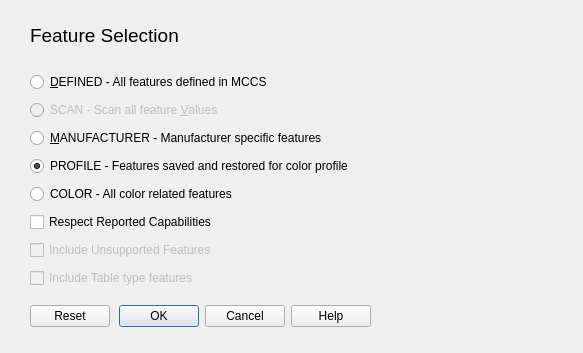
Before: the Qt Designer form src/option_dialogs/feature_selection_dialog.ui in rockowitz/ddcui, drawn with Qt 5.
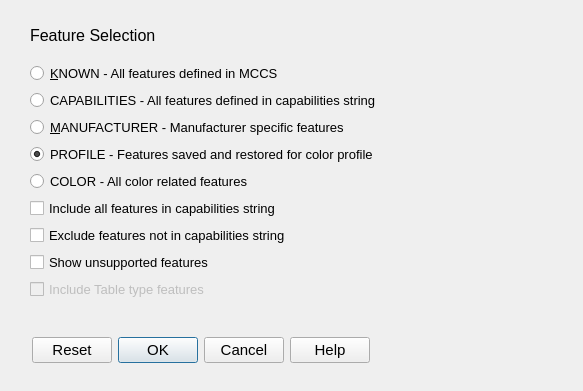
After: the same form once the commit is applied.

Commit message: feature_selector.cpp/h, mainwindow.cpp option_dialogs_feature_selection_dialog.cpp/h/ui: - general cleanup of Feature Selection dialog, add category   Capabilities, and add an "include all capabilities" option along with   the "exclude non-capabilities.

Patch:
```diff
--- a/src/option_dialogs/feature_selection_dialog.ui
+++ b/src/option_dialogs/feature_selection_dialog.ui
@@ -7,7 +7,7 @@
     <x>0</x>
     <y>0</y>
     <width>583</width>
-    <height>353</height>
+    <height>391</height>
    </rect>
   </property>
   <property name="windowTitle">
@@ -17,17 +17,25 @@
    <property name="geometry">
     <rect>
      <x>30</x>
-     <y>300</y>
+     <y>320</y>
      <width>341</width>
-     <height>32</height>
+     <height>61</height>
     </rect>
    </property>
+   <property name="font">
+    <font>
+     <pointsize>11</pointsize>
+    </font>
+   </property>
    <property name="orientation">
     <enum>Qt::Horizontal</enum>
    </property>
    <property name="standardButtons">
     <set>QDialogButtonBox::Cancel|QDialogButtonBox::Help|QDialogButtonBox::Ok|QDialogButtonBox::Reset</set>
    </property>
+   <property name="centerButtons">
+    <bool>true</bool>
+   </property>
   </widget>
   <widget class="QLabel" name="label">
    <property name="geometry">
@@ -44,53 +52,83 @@
     </font>
    </property>
    <property name="text">
-    <string>Feature Selection</string>
+    <string>&lt;html&gt;&lt;head/&gt;&lt;body&gt;&lt;p&gt;&lt;span style=&quot; font-size:12pt;&quot;&gt;Feature Selection&lt;/span&gt;&lt;/p&gt;&lt;/body&gt;&lt;/html&gt;</string>
    </property>
   </widget>
   <widget class="QWidget" name="layoutWidget">
    <property name="geometry">
     <rect>
      <x>30</x>
-     <y>70</y>
-     <width>364</width>
-     <height>220</height>
+     <y>60</y>
+     <width>531</width>
+     <height>251</height>
     </rect>
    </property>
    <layout class="QVBoxLayout" name="verticalLayout">
+    <property name="spacing">
+     <number>3</number>
+    </property>
     <item>
      <widget class="QRadioButton" name="known_radioButton">
+      <property name="font">
+       <font>
+        <pointsize>10</pointsize>
+        <weight>50</weight>
+        <italic>false</italic>
+        <bold>false</bold>
+       </font>
+      </property>
+      <property name="toolTip">
+       <string>&lt;html&gt;&lt;head/&gt;&lt;body&gt;&lt;p&gt;This is tooltip text&lt;/p&gt;&lt;/body&gt;&lt;/html&gt;</string>
+      </property>
       <property name="text">
-       <string>&amp;DEFINED - All features defined in MCCS</string>
+       <string>&amp;KNOWN - All features defined in MCCS</string>
       </property>
      </widget>
     </item>
     <item>
      <widget class="QRadioButton" name="scan_radioButton">
       <property name="enabled">
-       <bool>false</bool>
+       <bool>true</bool>
       </property>
       <property name="font">
        <font>
-        <strikeout>false</strikeout>
+        <pointsize>10</pointsize>
+        <weight>50</weight>
+        <italic>false</italic>
+        <bold>false</bold>
        </font>
       </property>
       <property name="text">
-       <string>SCAN - Scan all feature &amp;Values</string>
+       <string>CAPABILITIES - All features defined in capabilities string</string>
       </property>
       <property name="checkable">
-       <bool>false</bool>
+       <bool>true</bool>
       </property>
      </widget>
     </item>
     <item>
-     <widget class="QRadioButton" name="mfg_RadioButton">
+     <widget class="QRadioButton" name="mfg_radioButton">
+      <property name="font">
+       <font>
+        <pointsize>10</pointsize>
+       </font>
+      </property>
       <property name="text">
        <string>&amp;MANUFACTURER - Manufacturer specific features</string>
       </property>
      </widget>
     </item>
     <item>
-     <widget class="QRadioButton" name="profile_RadioButton">
+     <widget class="QRadioButton" name="profile_radioButton">
+      <property name="font">
+       <font>
+        <pointsize>10</pointsize>
+        <weight>50</weight>
+        <italic>false</italic>
+        <bold>false</bold>
+       </font>
+      </property>
       <property name="text">
        <string>PROFILE - Features saved and restored for color profile</string>
       </property>
@@ -101,30 +139,56 @@
     </item>
     <item>
      <widget class="QRadioButton" name="color_radioButton">
+      <property name="font">
+       <font>
+        <pointsize>10</pointsize>
+       </font>
+      </property>
       <property name="text">
        <string>COLOR - All color related features</string>
       </property>
      </widget>
     </item>
     <item>
-     <widget class="QCheckBox" name="capabilities_checkbox">
+     <widget class="QCheckBox" name="allCapabilities_checkbox">
+      <property name="font">
+       <font>
+        <pointsize>10</pointsize>
+        <weight>50</weight>
+        <italic>false</italic>
+        <bold>false</bold>
+       </font>
+      </property>
       <property name="text">
-       <string>Respect Reported Capabilities</string>
+       <string>Include all features in capabilities string</string>
       </property>
      </widget>
     </item>
     <item>
-     <widget class="QCheckBox" name="show_unsupported_checkBox">
+     <widget class="QCheckBox" name="onlyCapabilities_checkbox">
+      <property name="font">
+       <font>
+        <pointsize>10</pointsize>
+       </font>
+      </property>
+      <property name="text">
+       <string>Exclude features not in capabilities string</string>
+      </property>
+     </widget>
+    </item>
+    <item>
+     <widget class="QCheckBox" name="showUnsupported_checkbox">
       <property name="enabled">
-       <bool>false</bool>
+       <bool>true</bool>
       </property>
       <property name="font">
        <font>
+        <pointsize>10</pointsize>
         <strikeout>false</strikeout>
        </font>
       </property>
       <property name="text">
-       <string>Include Unsupported Features</string>
+       <string>Show unsupported features</string>
       </property>
       <property name="checkable">
        <bool>false</bool>
@@ -138,6 +202,7 @@
       </property>
       <property name="font">
        <font>
+        <pointsize>10</pointsize>
         <strikeout>false</strikeout>
        </font>
       </property>
```
Left out of the diff: 7 changed lines with no effect on the pictures. The commit also changes 5 other files.
